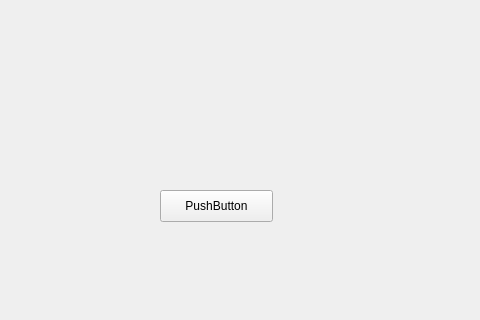
First picture: the form in ui/mainwindow.ui, repository AntonioAlarcon32/Asterix_Decoder, before the edit; both pictures show x 180 to 660 and y 129 to 449 of the 800 by 600 pixel window.
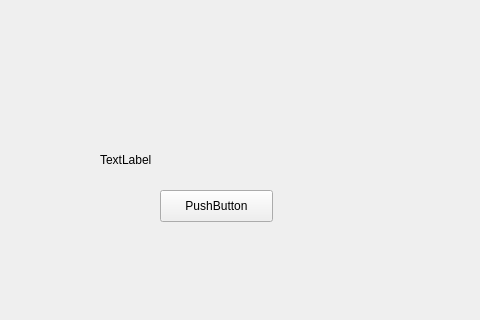
Second picture: the form after the edit.

What changed in the file:
```diff
--- a/ui/mainwindow.ui
+++ b/ui/mainwindow.ui
@@ -27,6 +27,19 @@
      <string>PushButton</string>
     </property>
    </widget>
+   <widget class="QLabel" name="loadedPackets">
+    <property name="geometry">
+     <rect>
+      <x>280</x>
+      <y>260</y>
+      <width>281</width>
+      <height>20</height>
+     </rect>
+    </property>
+    <property name="text">
+     <string>TextLabel</string>
+    </property>
+   </widget>
   </widget>
   <widget class="QMenuBar" name="menubar">
    <property name="geometry">
```
